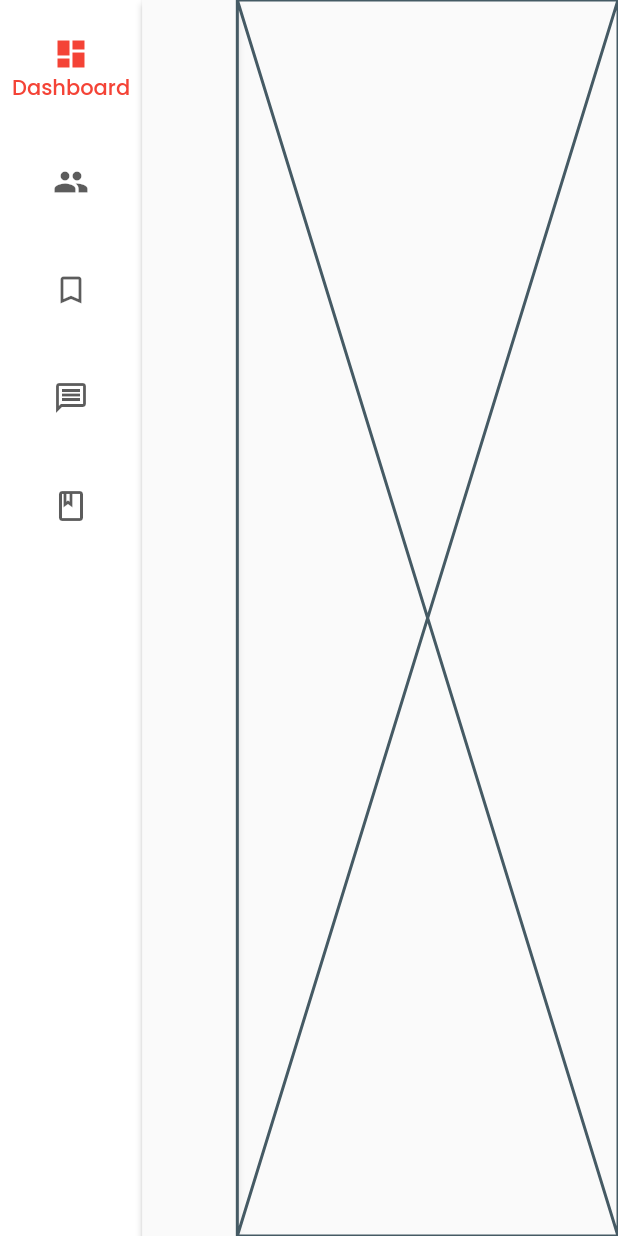
After one commit to JohnnyNguyen01/riverpod_gym_app_web, a Flutter app: the CreateProgramScreen screen opened by its route, on a phone screen of 412 x 824 dp. The commit adds this screen. Run offline on Flutter 3.47's test engine with Material 2 defaults, Android fonts, the light colour scheme and no system bars; our stand-ins replace cached_network_image, cloud_firestore, equatable, firebase_auth, firebase_core, firebase_storage and 5 more; accounts and stored records are empty.

Commit message:
Work on workout creation screen

```diff
--- a/lib/config/custom_router.dart
+++ b/lib/config/custom_router.dart
@@ -1,4 +1,5 @@
 import 'package:adonis_web_test/presentation/screens/dashboard/dashboard.dart';
+import 'package:adonis_web_test/presentation/screens/library/screens.dart';
 import 'package:flutter/material.dart';
 import '../presentation/screens/screens.dart';
 
@@ -15,6 +16,10 @@ class CustomRouter {
         return ExercisesScreen.route();
       case UsersScreen.routeName:
         return UsersScreen.route();
+      case LibraryScreen.routeName:
+        return LibraryScreen.route();
+      case CreateProgramScreen.routeName:
+        return CreateProgramScreen.route();
       default:
         return _buildErrorRoute(settings: settings);
     }
--- /dev/null
+++ b/lib/presentation/screens/library/create_program_screen/create_program_screen.dart
@@ -0,0 +1,34 @@
+import 'package:adonis_web_test/presentation/widgets/widgets.dart';
+import 'package:adonis_web_test/states/states.dart';
+import 'package:flutter/material.dart';
+import 'package:flutter_riverpod/flutter_riverpod.dart';
+import 'package:table_calendar/table_calendar.dart';
+
+import 'summary_view/summary_view.dart';
+
+class CreateProgramScreen extends ConsumerWidget {
+  static const routeName = '/create-program';
+  static Route route() => PageRouteBuilder(
+      settings: RouteSettings(name: routeName),
+      pageBuilder: (_, __, ___) => CreateProgramScreen(),
+      transitionDuration: const Duration(seconds: 0));
+
+  @override
+  Widget build(BuildContext context, ScopedReader watch) {
+    // final _workoutState = watch(workoutProgramStateProvider);
+    return Scaffold(
+        body: Row(
+      children: [NavigationBar(), SummaryView(), _BuildWorkoutBuilderView()],
+    ));
+  }
+}
+
+class _BuildWorkoutBuilderView extends StatelessWidget {
+  @override
+  Widget build(BuildContext context) {
+    return Expanded(
+      flex: 4,
+      child: Placeholder(),
+    );
+  }
+}
--- /dev/null
+++ b/lib/presentation/screens/library/create_program_screen/summary_view/summary_view.dart
@@ -0,0 +1,106 @@
+import 'package:adonis_web_test/config/config.dart';
+import 'package:flutter/material.dart';
+import 'package:flutter/services.dart';
+import 'package:flutter_riverpod/flutter_riverpod.dart';
+
+class SummaryView extends ConsumerWidget {
+  @override
+  Widget build(BuildContext context, ScopedReader watch) {
+    return Expanded(
+      flex: 1,
+      child: Material(
+        elevation: 2,
+        child: Column(
+          crossAxisAlignment: CrossAxisAlignment.start,
+          mainAxisAlignment: MainAxisAlignment.start,
+          // mainAxisSize: MainAxisSize.min,
+          children: [_buildWeekColumn(context)],
+        ),
+      ),
+    );
+  }
+
+  Widget _buildWeekColumn(BuildContext context) {
+    return LayoutBuilder(builder: (context, dimensions) {
+      return dimensions.maxWidth > 252
+          ? Container(
+              width: dimensions.maxWidth,
+              padding: EdgeInsets.symmetric(horizontal: 8),
+              child: Card(
+                elevation: 2,
+                child: Column(
+                  mainAxisSize: MainAxisSize.min,
+                  crossAxisAlignment: CrossAxisAlignment.start,
+                  children: [
+                    Text('Day', style: kPageHeading),
+                    Row(
+                      mainAxisSize: MainAxisSize.min,
+                      children: [
+                        for (int i = 1; i <= 7; i++)
+                          _BuildNumberButton(number: i)
+                      ],
+                    ),
+                    TextButton(
+                      child: Text('maxWidth'),
+                      onPressed: () => print(dimensions.maxWidth),
+                    )
+                  ],
+                ),
+              ),
+            )
+          : Container();
+    });
+  }
+}
+
+class _BuildNumberButton extends StatefulWidget {
+  final int number;
+  _BuildNumberButton({@required this.number});
+  @override
+  __BuildNumberButtonState createState() => __BuildNumberButtonState();
+}
+
+class __BuildNumberButtonState extends State<_BuildNumberButton> {
+  Color _containerColor = Colors.transparent;
+  Color _textColor = Colors.black;
+  bool _isSelected = false;
+
+  void _handleOnTap() {
+    setState(() {
+      _isSelected = !_isSelected;
+      if (_isSelected) {
+        _containerColor = Colors.black;
+        _textColor = Colors.white;
+      } else {
+        _containerColor = Colors.transparent;
+        _textColor = Colors.black;
+      }
+    });
+  }
+
+  @override
+  Widget build(BuildContext context) {
+    return MouseRegion(
+      cursor: SystemMouseCursors.click,
+      child: GestureDetector(
+        onTap: _handleOnTap,
+        child: AnimatedContainer(
+          width: 30,
+          height: 30,
+          decoration: BoxDecoration(
+            shape: BoxShape.circle,
+            color: _containerColor,
+          ),
+          duration: const Duration(seconds: 1),
+          curve: Curves.linear,
+          margin: EdgeInsets.symmetric(horizontal: 5),
+          child: Text(
+            widget.number.toString(),
+            textAlign: TextAlign.center,
+            style: TextStyle(fontSize: 22).copyWith(color: _textColor),
+          ),
+        ),
+      ),
+    );
+  }
+}
--- /dev/null
+++ b/lib/presentation/screens/library/screens.dart
@@ -0,0 +1,2 @@
+export './library_screen.dart';
+export './create_program_screen/create_program_screen.dart';
--- a/lib/presentation/widgets/navigation_bar/navigation_bar.dart
+++ b/lib/presentation/widgets/navigation_bar/navigation_bar.dart
@@ -36,6 +36,10 @@ class NavigationBar extends ConsumerWidget {
               selectedIcon: Icon(Icons.message),
               label: Text('Messages'),
             ),
+            NavigationRailDestination(
+                icon: Icon(Icons.book_outlined),
+                selectedIcon: Icon(Icons.book),
+                label: Text('Library')),
           ],
         );
       },
--- a/lib/presentation/widgets/navigation_bar/navigation_bar_controller.dart
+++ b/lib/presentation/widgets/navigation_bar/navigation_bar_controller.dart
@@ -1,3 +1,4 @@
+import 'package:adonis_web_test/presentation/screens/library/library_screen.dart';
 import 'package:adonis_web_test/presentation/screens/screens.dart';
 import 'package:flutter/material.dart';
 import 'package:flutter_riverpod/flutter_riverpod.dart';
@@ -29,6 +30,10 @@ class NavigationBarController extends StateNotifier<int> {
         state = index;
         Navigator.of(context).pushNamed(MessagingScreen.routeName);
         break;
+      case 4:
+        state = index;
+        Navigator.of(context).pushNamed(LibraryScreen.routeName);
+        break;
     }
   }
 }
--- a/lib/states/states.dart
+++ b/lib/states/states.dart
@@ -4,3 +4,4 @@ export './messaging/chat_room_list/chat_room_list_state.dart';
 export './messaging/selected_chat_room/selected_chat_room_state.dart';
 export './users/selected_client_state.dart';
 export './users/user_stream_provider.dart';
+export './workout_program/workout_program_state.dart';
--- a/pubspec.yaml
+++ b/pubspec.yaml
@@ -36,6 +36,7 @@ dependencies:
   google_fonts: ^2.0.0
   intl: ^0.17.0
   meta: ^1.3.0
+  table_calendar: ^3.0.0
   youtube_player_iframe: ^2.0.0
 
 dev_dependencies:
```
Also changed, not shown: lib/domain/models/workout_program_model.dart (added, +67 -0 lines), lib/presentation/screens/library/create_program_dialog/create_program_dialog.dart (added, +118 -0 lines), lib/presentation/screens/library/create_program_dialog/create_program_dialog_controller.dart (added, +34 -0 lines), lib/presentation/screens/library/library_screen.dart (added, +88 -0 lines), lib/presentation/screens/library/library_screen_controller.dart (added, +29 -0 lines), lib/states/workout_program/workout_program_state.dart (added, +30 -0 lines), pubspec.lock.
